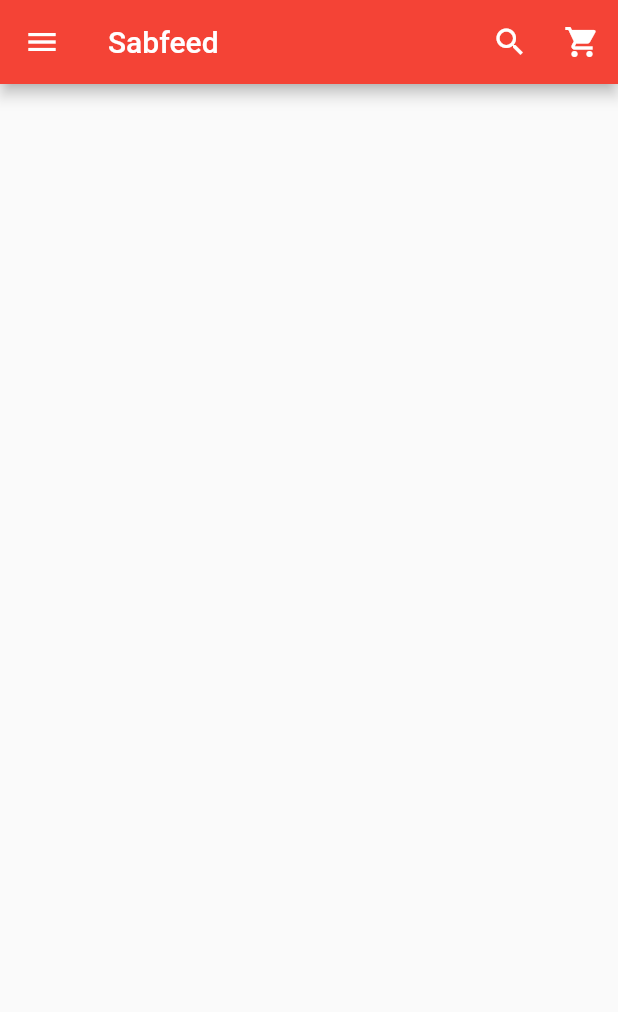
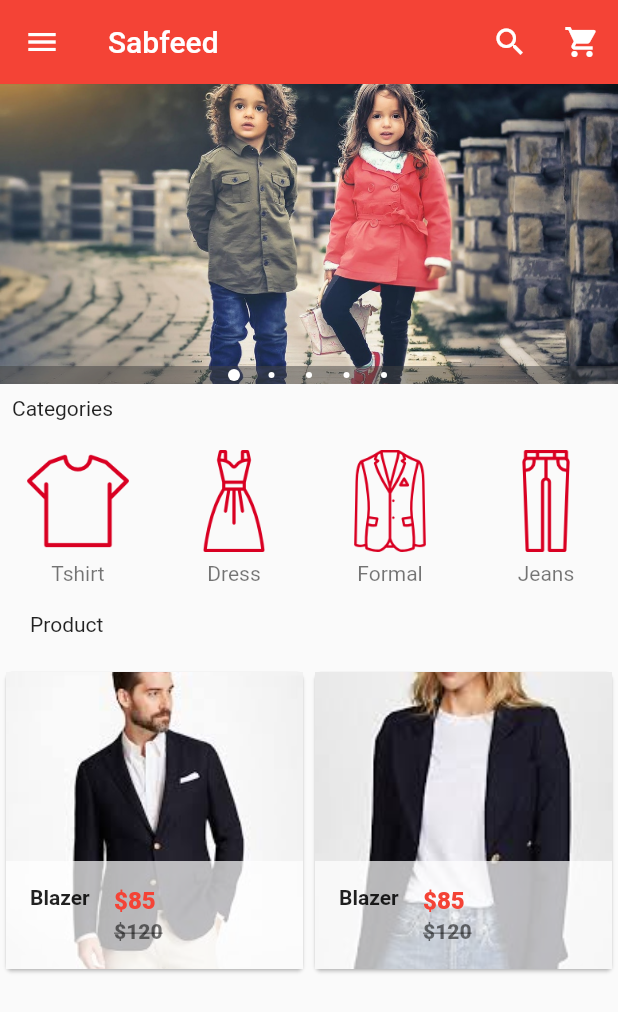
Before and after one commit to Shirshakkandel/ecommerceapp-flutter, a Flutter app: the screen it shows after launch, on a phone screen of 412 x 824 dp. Shown: the top 1012 px of the screen. Run offline on Flutter 3.47's test engine with Material 2 defaults, Android fonts, the phone set to English and light mode, and no system bars; drawn by our look-alikes of carousel_pro.

Commit message:
Categories(horizontal) and product is added

```diff
--- /dev/null
+++ b/lib/components/horizontal_listview.dart
@@ -0,0 +1,64 @@
+// TODO Implement this library.
+import 'package:flutter/material.dart';
+
+class HorizontalList extends StatelessWidget {
+  @override
+  Widget build(BuildContext context) {
+    return Container(
+        height: 100,
+        child: ListView(
+          scrollDirection: Axis.horizontal,
+          children: <Widget>[
+            Category(
+                image_location: 'images/cats/tshirt.png',
+                image_caption: 'Tshirt'),
+            Category(
+                image_location: 'images/cats/dress.png',
+                image_caption: 'Dress'),
+            Category(
+                image_location: 'images/cats/formal.png',
+                image_caption: 'Formal'),
+            Category(
+                image_location: 'images/cats/jeans.png',
+                image_caption: 'Jeans'),
+            Category(
+                image_location: 'images/cats/informal.png',
+                image_caption: 'Informal'),
+            Category(
+                image_location: 'images/cats/shoe.png', image_caption: 'Shoe'),
+            Category(
+                image_location: 'images/cats/accessories.png',
+                image_caption: 'Accessories'),
+          ],
+        ));
+  }
+}
+
+class Category extends StatelessWidget {
+  final String image_location;
+  final String image_caption;
+
+  Category({this.image_location, this.image_caption});
+
+  @override
+  Widget build(BuildContext context) {
+    return Padding(
+      padding: const EdgeInsets.all(2.0),
+      child: InkWell(
+          onTap: () {},
+          child: Container(
+            width: 100.0,
+            child: ListTile(
+                title: Image.asset(
+                  image_location,
+                  width: 100.0,
+                  height: 80.0,
+                ),
+                subtitle: Container(
+                  alignment: Alignment.topCenter,
+                  child: Text(image_caption),
+                )),
+          )),
+    );
+  }
+}
--- /dev/null
+++ b/lib/components/product.dart
@@ -0,0 +1,93 @@
+import 'package:flutter/material.dart';
+
+class Product extends StatefulWidget {
+  @override
+  _State createState() => _State();
+}
+
+class _State extends State<Product> {
+  var product_list = [
+    {
+      "name": "Blazer",
+      "picture": "images/products/blazer1.jpeg",
+      "old_price": 120,
+      "price": 85,
+    },
+    {
+      "name": "Blazer",
+      "picture": "images/products/blazer2.jpeg",
+      "old_price": 120,
+      "price": 85,
+    },
+  ];
+  @override
+  Widget build(BuildContext context) {
+    return GridView.builder(
+        itemCount: product_list.length,
+        gridDelegate:
+            new SliverGridDelegateWithFixedCrossAxisCount(crossAxisCount: 2),
+        itemBuilder: (BuildContext context, int index) {
+          return Single_prod(
+            prod_name: product_list[index]['name'],
+            prod_picture: product_list[index]['picture'],
+            prod_old_price: product_list[index]['old_price'],
+            prod_price: product_list[index]['price'],
+          );
+        });
+  }
+}
+
+class Single_prod extends StatelessWidget {
+  final prod_name;
+  final prod_picture;
+  final prod_old_price;
+  final prod_price;
+
+  Single_prod({
+    this.prod_name,
+    this.prod_picture,
+    this.prod_old_price,
+    this.prod_price,
+  });
+
+  @override
+  Widget build(BuildContext context) {
+    return Card(
+        child: Hero(
+      tag: prod_name,
+      child: Material(
+        child: InkWell(
+          onTap: () {},
+          child: GridTile(
+              footer: Container(
+                color: Colors.white70,
+                child: ListTile(
+                  leading: Text(
+                    prod_name,
+                    style: TextStyle(fontWeight: FontWeight.bold),
+                  ),
+                  title: Text(
+                    "\$$prod_price",
+                    style: TextStyle(
+                      color: Colors.red,
+                      fontWeight: FontWeight.w800,
+                    ),
+                  ),
+                  subtitle: Text(
+                    "\$$prod_old_price",
+                    style: TextStyle(
+                        color: Colors.black54,
+                        fontWeight: FontWeight.w800,
+                        decoration: TextDecoration.lineThrough),
+                  ),
+                ),
+              ),
+              child: Image.asset(
+                prod_picture,
+                fit: BoxFit.cover,
+              )),
+        ),
+      ),
+    ));
+  }
+}
--- a/lib/main.dart
+++ b/lib/main.dart
@@ -1,16 +1,13 @@
 import 'package:flutter/material.dart';
 
-void main()
-{
-  runApp
-  (
-    MaterialApp(
-      //debugShowCheckedModeBanner: false,
-      home:HomePage()
-    )
-  );
+import 'package:carousel_pro/carousel_pro.dart';
+//my own import
+import 'components/horizontal_listview.dart';
+import 'components/product.dart';
+
+void main() {
+  runApp(MaterialApp(debugShowCheckedModeBanner: false, home: HomePage()));
 }
-
 
 class HomePage extends StatefulWidget {
   @override
@@ -20,105 +17,137 @@ class HomePage extends StatefulWidget {
 class _State extends State<HomePage> {
   @override
   Widget build(BuildContext context) {
-    return Scaffold
-    (
+    Widget image_carousel = new Container(
+      height: 200.0,
+      child: new Carousel(
+        boxFit: BoxFit.cover,
+        images: [
+          AssetImage('images/c1.jpg'),
+          AssetImage('images/m1.jpeg'),
+          AssetImage('images/w3.jpeg'),
+          AssetImage('images/w4.jpeg'),
+          AssetImage('images/m2.jpg'),
+        ],
+        autoplay: false,
+        animationCurve: Curves.fastOutSlowIn,
+        animationDuration: Duration(milliseconds: 1000),
+        dotSize: 4.0,
+        indicatorBgPadding: 2.0,
+      ),
+    );
+
+    return Scaffold(
       appBar: new AppBar(
+        elevation: 0.1,
         backgroundColor: Colors.red,
         title: Text('Sabfeed'),
-        actions: <Widget>
-        [
-          new IconButton(icon: Icon(Icons.search,color:Colors.white), onPressed: (){}),
-          new IconButton(icon: Icon(Icons.shopping_cart,color:Colors.white), onPressed: (){})
+        actions: <Widget>[
+          new IconButton(
+              icon: Icon(Icons.search, color: Colors.white), onPressed: () {}),
+          new IconButton(
+              icon: Icon(Icons.shopping_cart, color: Colors.white),
+              onPressed: () {})
         ],
       ),
-
-
-
-      drawer: new Drawer(child: new ListView(children: <Widget>
-      [
+      drawer: new Drawer(
+        child: new ListView(
+          children: <Widget>[
             //header
-          new UserAccountsDrawerHeader(accountName: Text('Shirshak kandel'), accountEmail: Text('shirshakkandel@gmail.com'),
-          currentAccountPicture: GestureDetector(child:new CircleAvatar(backgroundColor: Colors.grey,
-          child: Icon(Icons.person,color: Colors.white),
-
+            new UserAccountsDrawerHeader(
+              accountName: Text('Shirshak kandel'),
+              accountEmail: Text('shirshakkandel@gmail.com'),
+              currentAccountPicture: GestureDetector(
+                child: new CircleAvatar(
+                  backgroundColor: Colors.grey,
+                  child: Icon(Icons.person, color: Colors.white),
                 ),
-
               ),
-          decoration: new BoxDecoration(
-            color:Colors.red
-          ),
+              decoration: new BoxDecoration(color: Colors.red),
             ),
 
             //body
 
             InkWell(
-                  onTap:() {},
+              onTap: () {},
               child: ListTile(
                 title: Text('Home Page'),
                 leading: Icon(Icons.home),
-
               ),
             ),
 
             InkWell(
-                  onTap:() {},
+              onTap: () {},
               child: ListTile(
                 title: Text('My account'),
                 leading: Icon(Icons.person),
-
               ),
             ),
 
             InkWell(
-                  onTap:() {},
+              onTap: () {},
               child: ListTile(
                 title: Text('My orders'),
                 leading: Icon(Icons.shopping_basket),
-
               ),
             ),
 
             InkWell(
-                  onTap:() {},
+              onTap: () {},
               child: ListTile(
                 title: Text('Categories'),
                 leading: Icon(Icons.dashboard),
-
               ),
             ),
 
             InkWell(
-                  onTap:() {},
+              onTap: () {},
               child: ListTile(
                 title: Text('Favourite'),
                 leading: Icon(Icons.favorite),
-
               ),
             ),
             Divider(),
 
-
             InkWell(
-                  onTap:() {},
+              onTap: () {},
               child: ListTile(
                 title: Text('Setting'),
-                  leading: Icon(Icons.settings),
-
+                leading: Icon(Icons.settings, color: Colors.blue),
               ),
             ),
 
             InkWell(
-                  onTap:() {},
+              onTap: () {},
               child: ListTile(
                 title: Text('About'),
-                  leading: Icon(Icons.help),
-
+                leading: Icon(Icons.help, color: Colors.green),
               ),
             ),
           ],
-          ),),
+        ),
+      ),
+      body: new ListView(
+        children: <Widget>[
+          //image carousel begin
+          image_carousel,
+          //padding widget
+          new Padding(
+            padding: const EdgeInsets.all(8.0),
+            child: new Text('Categories'),
+          ),
+          HorizontalList(),
 
+          //padding widget
+          Padding(
+            padding: const EdgeInsets.all(20.0),
+            child: Text('Product'),
+          ),
+          Container(
+            height: 320.0,
+            child: Product(),
+          ),
+        ],
+      ),
     );
   }
-
 }
```
Also changed, not shown: pubspec.yaml (+11 -1 lines), pubspec.lock. Lines whose indentation alone changed are shown as unchanged.
